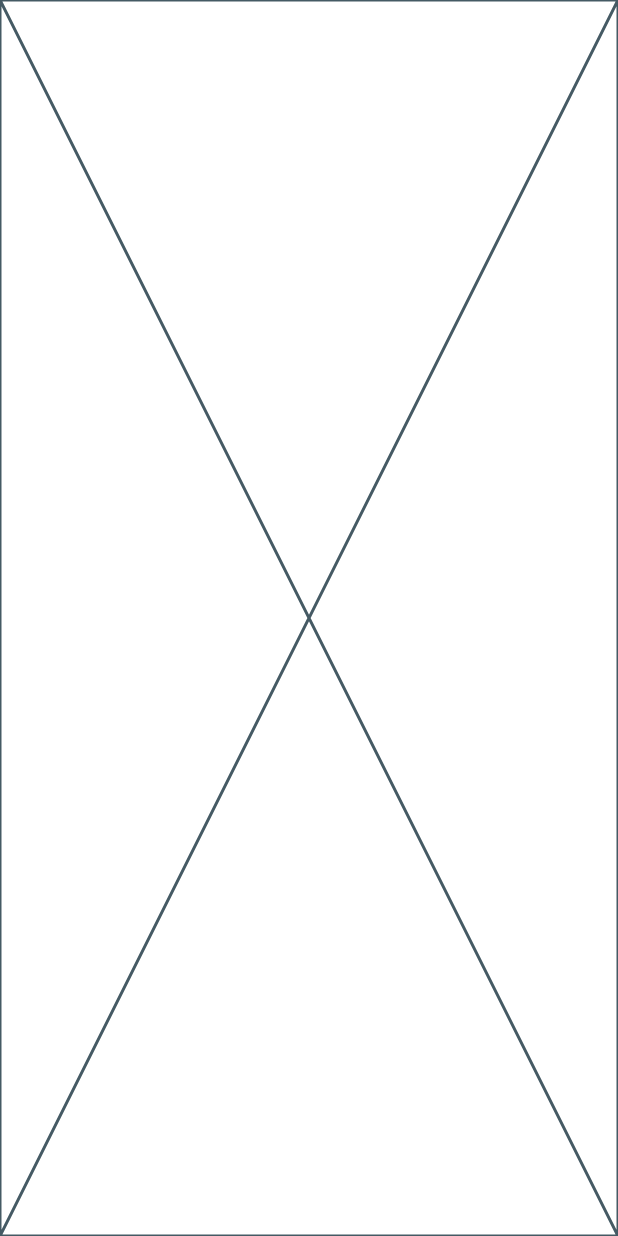
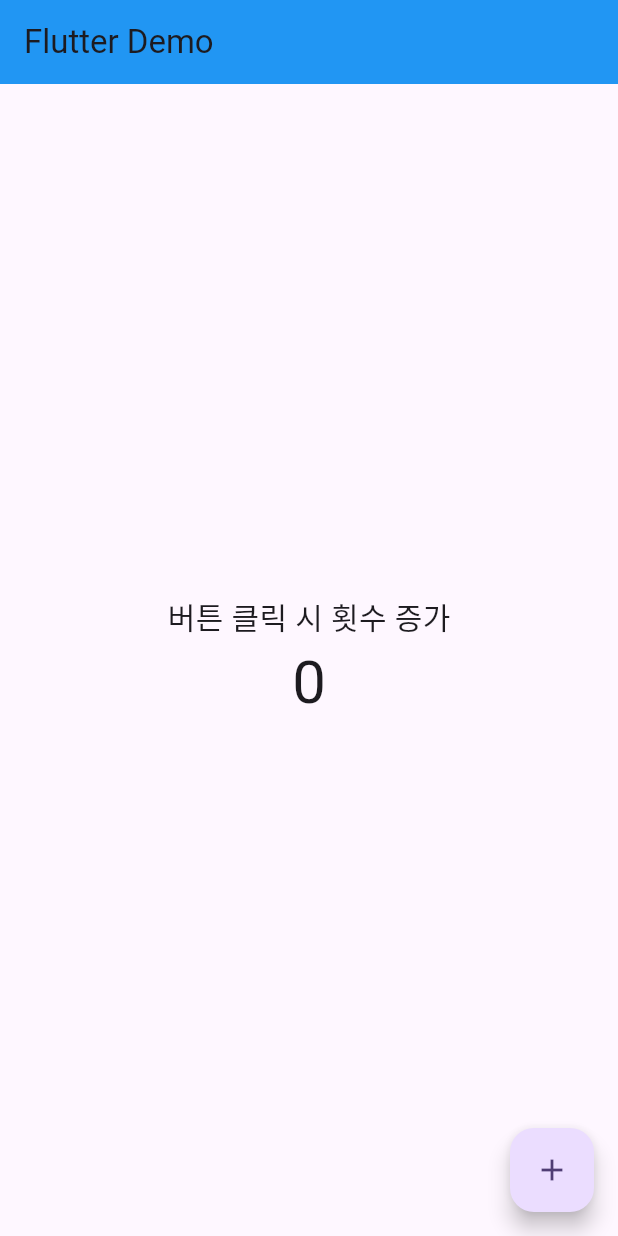
Before and after one commit to JAEJUN0124/daelim_2025-3-1_projcet1, a Flutter app: the screen it shows after launch, on a phone screen of 412 x 824 dp. Run offline on Flutter 3.47's test engine with Material 3 defaults, Android fonts, the light colour scheme and no system bars.

Commit message:
app click

```diff
--- a/lib/presentation/home/home_screen.dart
+++ b/lib/presentation/home/home_screen.dart
@@ -1,10 +1,41 @@
 import 'package:flutter/material.dart';
 
-class HomeScreen extends StatelessWidget {
+class HomeScreen extends StatefulWidget {
   const HomeScreen({super.key});
 
   @override
+  State<HomeScreen> createState() => _HomeScreenState();
+}
+
+class _HomeScreenState extends State<HomeScreen> {
+  int _count = 0;
+
+  void _handleIncreaseCount() {
+    setState(() {
+      _count++;
+    });
+  }
+
+  @override
   Widget build(BuildContext context) {
-    return const Placeholder();
+    return Scaffold(
+      appBar: AppBar(backgroundColor: Colors.blue, title: Text('Flutter Demo')),
+      floatingActionButton: FloatingActionButton(
+        onPressed: _handleIncreaseCount,
+        child: Icon(Icons.add),
+      ),
+      body: SafeArea(
+        child: SizedBox(
+          width: double.infinity,
+          child: Column(
+            mainAxisAlignment: MainAxisAlignment.center,
+            children: [
+              Text('버튼 클릭 시 횟수 증가', style: TextStyle(fontSize: 20)),
+              Text('$_count', style: TextStyle(fontSize: 40)),
+            ],
+          ),
+        ),
+      ),
+    );
   }
 }
--- a/lib/presentation/mt_app.dart
+++ b/lib/presentation/mt_app.dart
@@ -8,6 +8,9 @@ class MyApp extends StatelessWidget {
   @override
   Widget build(BuildContext context) {
     return MaterialApp(
+      theme: ThemeData(
+        colorScheme: ColorScheme.fromSeed(seedColor: Colors.deepPurple),
+      ),
       home: HomeScreen(),
     );
   }
```
